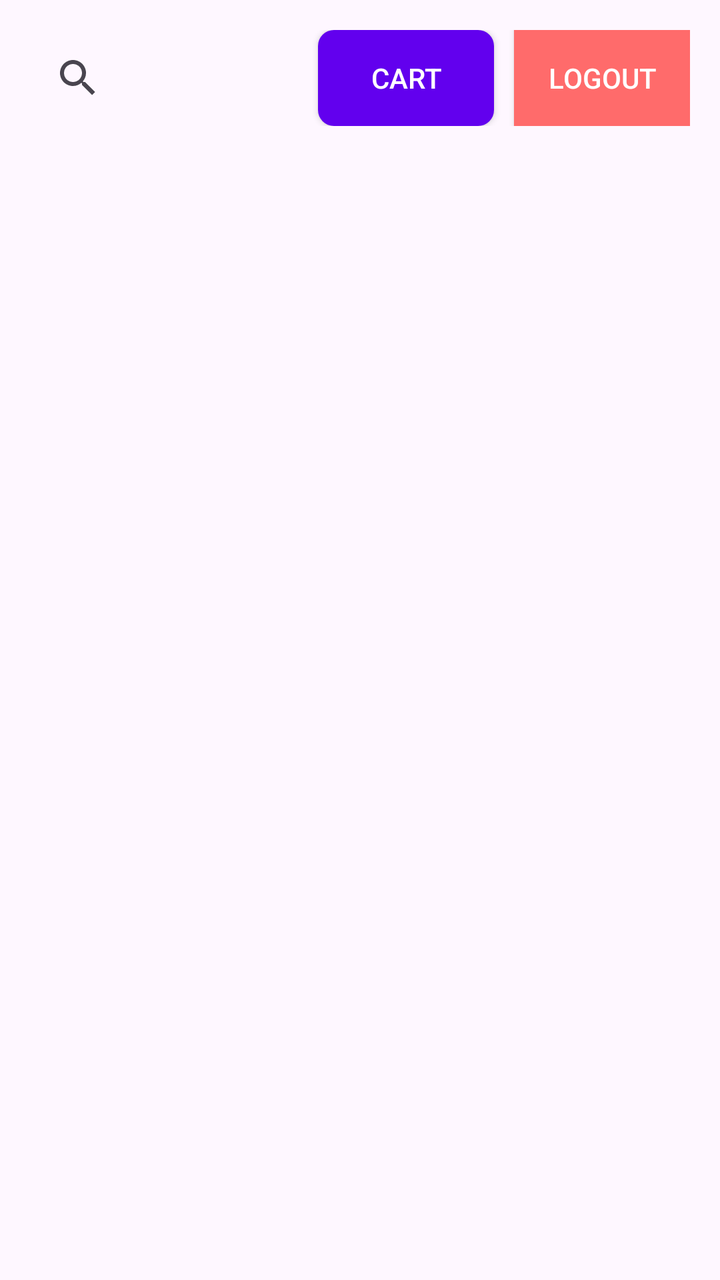
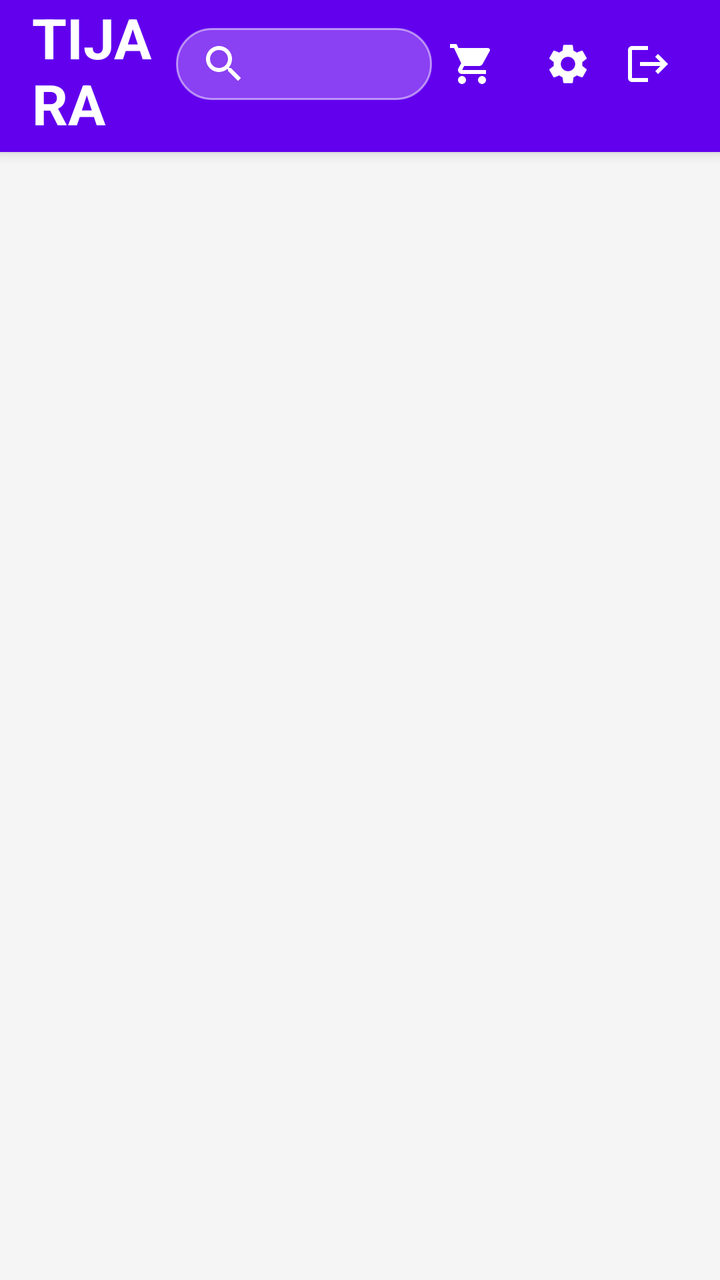

Before-and-after screenshots of an Android layout around one commit, followed by the original layout XML and the change that was made.
<!-- AndroidManifest.xml: application theme Theme.Computershop -->
<!-- res/layout/activity_product_list.xml -->
<?xml version="1.0" encoding="utf-8"?>
<LinearLayout xmlns:android="http://schemas.android.com/apk/res/android"
    android:layout_width="match_parent"
    android:layout_height="match_parent"
    android:orientation="vertical"
    android:padding="15dp">

    <LinearLayout
        android:layout_width="match_parent"
        android:layout_height="wrap_content"
        android:orientation="horizontal"
        android:layout_marginBottom="15dp">

        <SearchView
            android:id="@+id/searchView"
            android:layout_width="0dp"
            android:layout_height="wrap_content"
            android:layout_weight="1"
            android:layout_marginEnd="10dp" />

        <Button
            android:id="@+id/cartBtn"
            android:layout_width="wrap_content"
            android:layout_height="wrap_content"
            android:text="Cart"
            android:background="@drawable/button_background"
            android:textColor="@android:color/white"
            android:layout_marginEnd="10dp" />

        <Button
            android:id="@+id/logoutBtn"
            android:layout_width="wrap_content"
            android:layout_height="wrap_content"
            android:text="Logout"
            android:background="#FFFF6B6B"
            android:textColor="@android:color/white" />
    </LinearLayout>

    <androidx.recyclerview.widget.RecyclerView
        android:id="@+id/productsRecyclerView"
        android:layout_width="match_parent"
        android:layout_height="match_parent" />

</LinearLayout>
<!-- resources referenced by this layout -->
<resources>
  <!-- drawable button_background (drawable) -->
  <?xml version="1.0" encoding="utf-8"?>
  <shape xmlns:android="http://schemas.android.com/apk/res/android">
      <solid android:color="#FF6200EE" />
      <corners android:radius="8dp" />
  </shape>
  <!-- unchanged entries left out for length: 2 -->
</resources>

<!-- the commit's change to res/layout/activity_product_list.xml (unified diff, before → after) -->
@@ -1,44 +1,176 @@
 <?xml version="1.0" encoding="utf-8"?>
-<LinearLayout xmlns:android="http://schemas.android.com/apk/res/android"
+<LinearLayout
+    xmlns:android="http://schemas.android.com/apk/res/android"
+    xmlns:app="http://schemas.android.com/apk/res-auto"
     android:layout_width="match_parent"
     android:layout_height="match_parent"
     android:orientation="vertical"
-    android:padding="15dp">
+    android:background="@color/background"
+    android:padding="0dp">
 
+    
     <LinearLayout
         android:layout_width="match_parent"
         android:layout_height="wrap_content"
-        android:orientation="horizontal"
-        android:layout_marginBottom="15dp">
+        android:orientation="vertical"
+        android:background="@color/primary"
+        android:elevation="4dp">
 
-        <SearchView
-            android:id="@+id/searchView"
-            android:layout_width="0dp"
+        
+        <LinearLayout
+            android:layout_width="match_parent"
+            android:layout_height="?attr/actionBarSize"
+            android:orientation="horizontal"
+            android:gravity="center_vertical"
+            android:paddingStart="16dp"
+            android:paddingEnd="16dp">
+
+            
+            <TextView
+                android:layout_width="131dp"
+                android:layout_height="wrap_content"
+                android:layout_weight="1"
+                android:text="TIJARA"
+                android:textColor="@android:color/white"
+                android:textSize="28sp"
+                android:textStyle="bold" />
+
+            
+            <androidx.appcompat.widget.SearchView
+                android:id="@+id/searchView"
+                android:layout_width="128dp"
+                android:layout_height="36dp"
+                android:background="@drawable/searchview_background"
+                android:iconifiedByDefault="false"
+                android:queryHint="Search products..."
+                app:queryBackground="@android:color/transparent"
+                app:searchHintIcon="@null"
+                app:searchIcon="@drawable/ic_search" />
+
+            <RelativeLayout
+                android:layout_width="40dp"
+                android:layout_height="40dp"
+                android:layout_marginEnd="8dp">
+
+                <ImageButton
+                    android:id="@+id/cartBtn"
+                    android:layout_width="40dp"
+                    android:layout_height="40dp"
+                    android:background="?attr/selectableItemBackgroundBorderless"
+                    android:src="@drawable/ic_shopping_cart"
+                    android:contentDescription="Shopping Cart"
+                    android:scaleType="centerInside"
+                    app:tint="@android:color/white" />
+
+                <TextView
+                    android:id="@+id/cartBadge"
+                    android:layout_width="18dp"
+                    android:layout_height="18dp"
+                    android:layout_alignTop="@id/cartBtn"
+                    android:layout_alignEnd="@id/cartBtn"
+                    android:background="@drawable/badge_background"
+                    android:textColor="@android:color/white"
+                    android:textSize="10sp"
+                    android:gravity="center"
+                    android:text="0"
+                    android:visibility="gone" />
+            </RelativeLayout>
+
+            
+            
+            <ImageButton
+                android:id="@+id/settingsBtn"
+                android:layout_width="40dp"
+                android:layout_height="40dp"
+                android:background="?attr/selectableItemBackgroundBorderless"
+                android:src="@drawable/ic_settings"
+                android:contentDescription="Settings"
+                android:scaleType="centerInside"
+                app:tint="@android:color/white" />
+
+            
+            <ImageButton
+                android:id="@+id/logoutBtn"
+                android:layout_width="40dp"
+                android:layout_height="40dp"
+                android:background="?attr/selectableItemBackgroundBorderless"
+                android:src="@drawable/ic_logout"
+                android:contentDescription="Logout"
+                android:scaleType="centerInside"
+                app:tint="@android:color/white" />
+
+        </LinearLayout>
+
+        
+        <LinearLayout
+            android:layout_width="match_parent"
             android:layout_height="wrap_content"
-            android:layout_weight="1"
-            android:layout_marginEnd="10dp" />
+            android:orientation="horizontal"
+            android:gravity="center_vertical"
+            android:paddingStart="16dp"
+            android:paddingEnd="16dp"
+            android:paddingBottom="12dp">
 
-        <Button
-            android:id="@+id/cartBtn"
+        </LinearLayout>
+
+    </LinearLayout>
+
+    
+    <com.google.android.material.progressindicator.CircularProgressIndicator
+        android:id="@+id/progressBar"
+        android:layout_width="wrap_content"
+        android:layout_height="wrap_content"
+        android:layout_gravity="center"
+        android:layout_marginTop="48dp"
+        android:indeterminate="true"
+        app:indicatorColor="@color/primary"
+        android:visibility="gone" />
+
+    
+    <LinearLayout
+        android:id="@+id/emptyState"
+        android:layout_width="match_parent"
+        android:layout_height="match_parent"
+        android:orientation="vertical"
+        android:gravity="center"
+        android:visibility="gone"
+        android:padding="48dp">
+
+        <ImageView
+            android:layout_width="96dp"
+            android:layout_height="96dp"
+            android:src="@drawable/ic_empty_cart"
+            android:contentDescription="No products"
+            app:tint="@color/primary" />
+
+        <TextView
             android:layout_width="wrap_content"
             android:layout_height="wrap_content"
-            android:text="Cart"
-            android:background="@drawable/button_background"
-            android:textColor="@android:color/white"
-            android:layout_marginEnd="10dp" />
+            android:text="No Products Found"
+            android:textSize="20sp"
+            android:textStyle="bold"
+            android:textColor="@color/text_primary"
+            android:layout_marginBottom="8dp" />
 
-        <Button
-            android:id="@+id/logoutBtn"
+        <TextView
             android:layout_width="wrap_content"
             android:layout_height="wrap_content"
-            android:text="Logout"
-            android:background="#FFFF6B6B"
-            android:textColor="@android:color/white" />
+            android:text="Try adjusting your search criteria"
+            android:textSize="14sp"
+            android:textColor="@color/text_secondary" />
+
     </LinearLayout>
 
+    
     <androidx.recyclerview.widget.RecyclerView
         android:id="@+id/productsRecyclerView"
         android:layout_width="match_parent"
-        android:layout_height="match_parent" />
+        android:layout_height="0dp"
+        android:layout_weight="1"
+        android:paddingStart="8dp"
+        android:paddingEnd="8dp"
+        android:paddingTop="16dp"
+        android:paddingBottom="8dp"
+        android:clipToPadding="false" />
 
 </LinearLayout>
<!-- resource entries referenced after the edit -->
@@ -1,11 +1,82 @@
 <!-- resources referenced by this layout -->
 <resources>
-  <!-- drawable button_background (drawable) -->
+  <color name="background">#FFF5F5F5</color>
+  <color name="primary">#FF6200EE</color>
+  <color name="text_primary">#FF212121</color>
+  <color name="text_secondary">#FF757575</color>
+  <!-- drawable badge_background (drawable) -->
+  <?xml version="1.0" encoding="utf-8"?>
+  <shape xmlns:android="http://schemas.android.com/apk/res/android"
+      android:shape="oval">
+      <solid android:color="@color/orange_accent" />
+  </shape>
+  <!-- drawable ic_empty_cart (drawable) -->
+  <?xml version="1.0" encoding="utf-8"?>
+      <vector xmlns:android="http://schemas.android.com/apk/res/android"
+          android:width="120dp"
+          android:height="120dp"
+          android:viewportWidth="24"
+          android:viewportHeight="24">
+          <path
+              android:fillColor="@color/text_secondary"
+              android:pathData="M15.55,13c1.22,0 2.18,-0.68 2.82,-1.5 0.64,-0.83 1.02,-1.87 1.02,-2.93C19.39,5.56 17.83,4 15.89,4c-1.39,0 -2.59,0.82 -3.15,2H9.24C8.76,5.96 7.83,5 6.68,5 5.32,5 4.21,6.34 4.21,7.95c0,0.97 0.39,1.84 1.02,2.5 -0.64,0.66 -1.02,1.53 -1.02,2.5C4.21,16.66 5.32,18 6.68,18c1.15,0 2.08,-0.96 2.56,-2h3.31c0.56,1.18 1.76,2 3.15,2 1.93,0 3.5,-1.56 3.5,-3.5C19.05,14.56 17.48,13 15.55,13zM6.68,7c0.65,0 1.18,0.53 1.18,1.18S7.33,9.36 6.68,9.36 5.5,8.83 5.5,8.18 6.03,7 6.68,7zM15.89,16c-0.65,0 -1.18,-0.53 -1.18,-1.18s0.53,-1.18 1.18,-1.18 1.18,0.53 1.18,1.18S16.54,16 15.89,16z"/>
+          <path
+              android:fillColor="@color/text_secondary"
+              android:pathData="M0,0h24v24H0V0z" />
+      </vector>
+  <!-- drawable ic_logout (drawable) -->
+  <?xml version="1.0" encoding="utf-8"?>
+      <vector xmlns:android="http://schemas.android.com/apk/res/android"
+          android:width="24dp"
+          android:height="24dp"
+          android:viewportWidth="24"
+          android:viewportHeight="24">
+          <path
+              android:fillColor="@android:color/white"
+              android:pathData="M17,7l-1.41,1.41L18.17,11H8v2h10.17l-2.58,2.58L17,17l5,-5zM4,5h8V3H4c-1.1,0 -2,0.9 -2,2v14c0,1.1 0.9,2 2,2h8v-2H4V5z"/>
+      </vector>
+  <!-- drawable ic_search (drawable) -->
+  <vector xmlns:android="http://schemas.android.com/apk/res/android"
+      android:width="24dp"
+      android:height="24dp"
+      android:viewportWidth="24"
+      android:viewportHeight="24">
+      <path
+          android:fillColor="@android:color/white"
+          android:pathData="M15.5,14h-0.79l-0.28,-0.27C15.41,12.59 16,11.11 16,9.5 16,5.91 13.09,3 9.5,3S3,5.91 3,9.5 5.91,16 9.5,16c1.61,0 3.09,-0.59 4.23,-1.57l0.27,0.28v0.79l5,4.99L20.49,19l-4.99,-5zM9.5,14C7.01,14 5,11.99 5,9.5S7.01,5 9.5,5 14,7.01 14,9.5 11.99,14 9.5,14z"/>
+  </vector>
+  <!-- drawable ic_settings (drawable) -->
+  <vector xmlns:android="http://schemas.android.com/apk/res/android"
+      android:width="24dp"
+      android:height="24dp"
+      android:viewportWidth="24"
+      android:viewportHeight="24"
+      android:tint="?attr/colorOnSurface">
+      <path
+          android:fillColor="@android:color/white"
+          android:pathData="M19.14,12.94c0.04,-0.3 0.06,-0.61 0.06,-0.94c0,-0.32 -0.02,-0.64 -0.07,-0.94l2.03,-1.58c0.18,-0.14 0.23,-0.41 0.12,-0.61l-1.92,-3.32c-0.12,-0.22 -0.37,-0.29 -0.59,-0.22l-2.39,0.96c-0.5,-0.38 -1.03,-0.7 -1.62,-0.94L14.4,2.81c-0.04,-0.24 -0.24,-0.41 -0.48,-0.41h-3.84c-0.24,0 -0.43,0.17 -0.47,0.41L9.25,5.35C8.66,5.59 8.12,5.92 7.63,6.29L5.24,5.33c-0.22,-0.08 -0.47,0 -0.59,0.22L2.74,8.87C2.62,9.08 2.66,9.34 2.86,9.48l2.03,1.58C4.84,11.36 4.82,11.69 4.82,12s0.02,0.64 0.07,0.94l-2.03,1.58c-0.18,0.14 -0.23,0.41 -0.12,0.61l1.92,3.32c0.12,0.22 0.37,0.29 0.59,0.22l2.39,-0.96c0.5,0.38 1.03,0.7 1.62,0.94l0.36,2.54c0.05,0.24 0.24,0.41 0.48,0.41h3.84c0.24,0 0.44,-0.17 0.47,-0.41l0.36,-2.54c0.59,-0.24 1.13,-0.56 1.62,-0.94l2.39,0.96c0.22,0.08 0.47,0 0.59,-0.22l1.92,-3.32c0.12,-0.22 0.07,-0.47 -0.12,-0.61L19.14,12.94zM12,15.6c-1.98,0 -3.6,-1.62 -3.6,-3.6s1.62,-3.6 3.6,-3.6s3.6,1.62 3.6,3.6S13.98,15.6,12,15.6z"/>
+  </vector>
+  <!-- drawable ic_shopping_cart (drawable) -->
+  <?xml version="1.0" encoding="utf-8"?>
+      <vector xmlns:android="http://schemas.android.com/apk/res/android"
+          android:width="24dp"
+          android:height="24dp"
+          android:viewportWidth="24"
+          android:viewportHeight="24">
+          <path
+              android:fillColor="@android:color/white"
+              android:pathData="M7,18c-1.1,0 -1.99,0.9 -1.99,2S5.9,22 7,22s2,-0.9 2,-2 -0.9,-2 -2,-2zM1,2v2h2l3.6,7.59 -1.35,2.45c-0.16,0.28 -0.25,0.61 -0.25,0.96 0,1.1 0.9,2 2,2h12v-2H7.42c-0.14,0 -0.25,-0.11 -0.25,-0.25l0.03,-0.12 0.9,-1.63h7.45c0.75,0 1.41,-0.41 1.75,-1.03l3.58,-6.49c0.08,-0.14 0.12,-0.31 0.12,-0.48 0,-0.55 -0.45,-1 -1,-1H5.21l-0.94,-2L1,2zM17,18c-1.1,0 -1.99,0.9 -1.99,2s0.89,2 1.99,2 2,-0.9 2,-2 -0.9,-2 -2,-2z"/>
+      </vector>
+  <!-- drawable searchview_background (drawable) -->
   <?xml version="1.0" encoding="utf-8"?>
   <shape xmlns:android="http://schemas.android.com/apk/res/android">
-      <solid android:color="#FF6200EE" />
-      <corners android:radius="8dp" />
+      <solid android:color="#40FFFFFF" />
+      <corners android:radius="18dp" />
+      <stroke
+          android:width="1dp"
+          android:color="#80FFFFFF" />
   </shape>
+  <color name="orange_accent">#FFFF5722</color>
   <!-- unchanged entries left out for length: 2 -->
 </resources>
 
